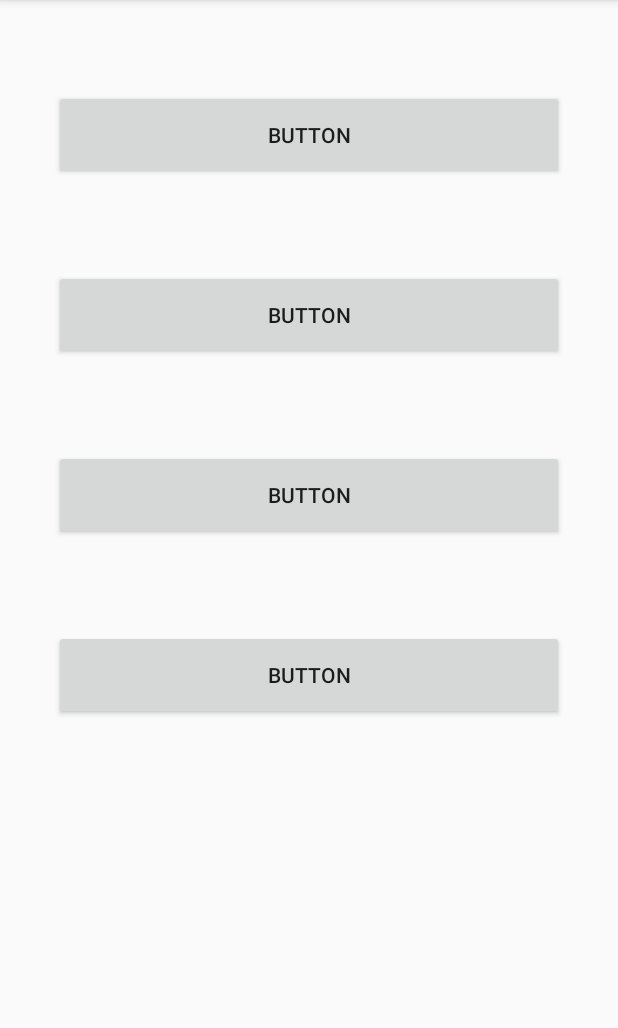
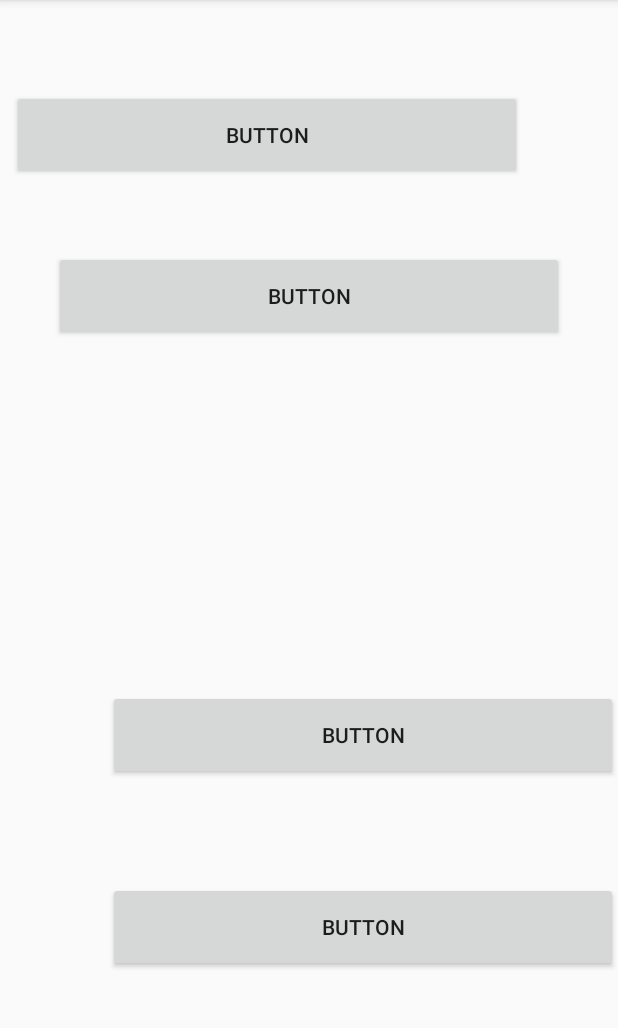
Before and after one commit to purihm/Hackathon, an Android app: the HomeScreen screen opened directly, with no data from a screen before it, on a phone screen of 412 x 824 dp, the part 84-1112 px from its top. Run offline under Robolectric (Android 15) with nearby library versions, the phone set to English and light mode, and no system bars.

Commit message:
Final Merge

```diff
--- a/app/build.gradle
+++ b/app/build.gradle
@@ -20,7 +20,7 @@ android {
 }
 
 dependencies {
-    compile fileTree(dir: 'libs', include: ['*.jar'])
+    compile fileTree(include: ['*.jar'], dir: 'libs')
     testCompile 'junit:junit:4.12'
     compile 'com.android.support:appcompat-v7:23.+'
     compile 'com.android.support:design:23.+'
@@ -29,7 +29,3 @@ dependencies {
 dependencies {
     compile 'com.github.PhilJay:MPAndroidChart:v3.0.3'
 }
-
-dependencies {
-    compile 'com.android.support.constraint:constraint-layout:+'
-}
--- a/app/src/main/java/com/example/hunai/hackathon/MainActivity.java
+++ b/app/src/main/java/com/example/hunai/hackathon/MainActivity.java
@@ -35,7 +35,7 @@ public class MainActivity extends AppCompatActivity {
         btn.setOnClickListener(new View.OnClickListener() {
             @Override
             public void onClick(View v) {
-                Intent intent=new Intent(MainActivity.this, BubblePicker.class);
+                Intent intent=new Intent(MainActivity.this, HomeScreen.class);
                 startActivity(intent);
             }
         });
--- a/app/src/main/res/layout/activity_bubble_picker.xml
+++ b/app/src/main/res/layout/activity_bubble_picker.xml
@@ -26,7 +26,7 @@
         android:gravity="center_vertical|center_horizontal"
         android:text="Eating Out"
         android:textColor="#fff"
-        android:layout_alignTop="@+id/button"
+        android:layout_alignTop="@+id/button1"
         android:layout_centerHorizontal="true" />
     <Button
         android:id="@+id/button3"
--- a/app/src/main/res/layout/activity_home_screen.xml
+++ b/app/src/main/res/layout/activity_home_screen.xml
@@ -1,5 +1,5 @@
 <?xml version="1.0" encoding="utf-8"?>
-<android.support.constraint.ConstraintLayout xmlns:android="http://schemas.android.com/apk/res/android"
+<RelativeLayout xmlns:android="http://schemas.android.com/apk/res/android"
     xmlns:app="http://schemas.android.com/apk/res-auto"
     xmlns:tools="http://schemas.android.com/tools"
     android:layout_width="match_parent"
@@ -14,43 +14,32 @@
         android:layout_marginTop="60dp"
         android:layout_marginEnd="8dp"
         android:text="Button"
-        app:layout_constraintEnd_toEndOf="parent"
-        app:layout_constraintStart_toStartOf="parent"
-        app:layout_constraintTop_toTopOf="parent" />
+        />
 
     <Button
         android:id="@+id/button5"
         android:layout_width="340dp"
         android:layout_height="60dp"
-        android:layout_marginStart="8dp"
-        android:layout_marginTop="60dp"
-        android:layout_marginEnd="8dp"
+        android:layout_marginTop="47dp"
         android:text="Button"
-        app:layout_constraintEnd_toEndOf="parent"
-        app:layout_constraintStart_toStartOf="parent"
-        app:layout_constraintTop_toBottomOf="@+id/button6" />
+        android:layout_below="@+id/button4"
+        android:layout_centerHorizontal="true" />
 
     <Button
         android:id="@+id/button6"
         android:layout_width="340dp"
         android:layout_height="60dp"
-        android:layout_marginStart="8dp"
-        android:layout_marginTop="60dp"
-        android:layout_marginEnd="8dp"
         android:text="Button"
-        app:layout_constraintEnd_toEndOf="parent"
-        app:layout_constraintStart_toStartOf="parent"
-        app:layout_constraintTop_toBottomOf="@+id/button7" />
+        android:layout_above="@+id/button7"
+        android:layout_alignParentEnd="true"
+        android:layout_marginBottom="68dp" />
 
     <Button
         android:id="@+id/button7"
         android:layout_width="340dp"
         android:layout_height="60dp"
-        android:layout_marginStart="8dp"
-        android:layout_marginTop="60dp"
-        android:layout_marginEnd="8dp"
         android:text="Button"
-        app:layout_constraintEnd_toEndOf="parent"
-        app:layout_constraintStart_toStartOf="parent"
-        app:layout_constraintTop_toBottomOf="@+id/button4" />
-</android.support.constraint.ConstraintLayout>
+        android:layout_alignParentBottom="true"
+        android:layout_alignParentEnd="true"
+        android:layout_marginBottom="120dp" />
+</RelativeLayout>
```
Also changed, not shown: 2 other files.
